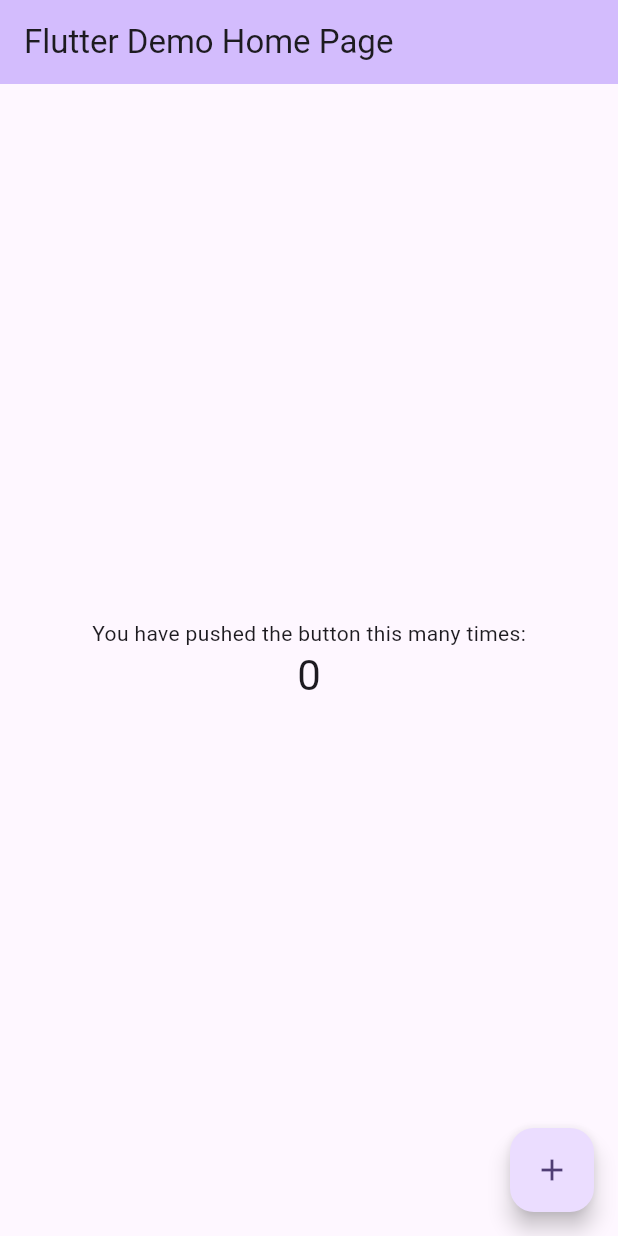
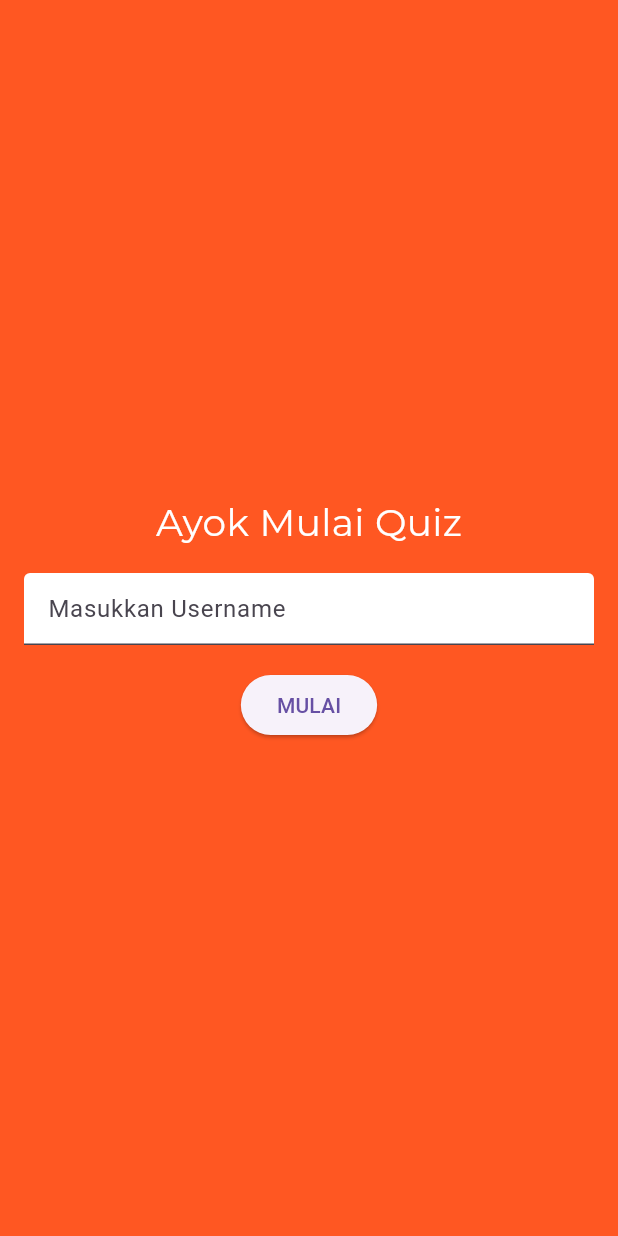
Before and after one commit to Zammil00/labil_quiz_app, a Flutter app: the screen it shows after launch, on a phone screen of 412 x 824 dp. Run offline on Flutter 3.47's test engine with Material 3 defaults, Android fonts, the light colour scheme and no system bars; our stand-ins replace google_fonts.

Commit message:
create home page

```diff
--- a/lib/main.dart
+++ b/lib/main.dart
@@ -1,125 +1,20 @@
 import 'package:flutter/material.dart';
+import 'package:google_fonts/google_fonts.dart';
+import 'package:http/http.dart';
+import 'package:labil_quiz_app/pages/home.dart';
 
 void main() {
-  runApp(const MyApp());
+  runApp(MyApp());
 }
 
 class MyApp extends StatelessWidget {
   const MyApp({super.key});
 
-  // This widget is the root of your application.
   @override
   Widget build(BuildContext context) {
     return MaterialApp(
-      title: 'Flutter Demo',
-      theme: ThemeData(
-        // This is the theme of your application.
-        //
-        // TRY THIS: Try running your application with "flutter run". You'll see
-        // the application has a purple toolbar. Then, without quitting the app,
-        // try changing the seedColor in the colorScheme below to Colors.green
-        // and then invoke "hot reload" (save your changes or press the "hot
-        // reload" button in a Flutter-supported IDE, or press "r" if you used
-        // the command line to start the app).
-        //
-        // Notice that the counter didn't reset back to zero; the application
-        // state is not lost during the reload. To reset the state, use hot
-        // restart instead.
-        //
-        // This works for code too, not just values: Most code changes can be
-        // tested with just a hot reload.
-        colorScheme: ColorScheme.fromSeed(seedColor: Colors.deepPurple),
-        useMaterial3: true,
-      ),
-      home: const MyHomePage(title: 'Flutter Demo Home Page'),
+      theme: ThemeData(primarySwatch: Colors.amber),
+      home: HomePage(),
     );
   }
 }
-
-class MyHomePage extends StatefulWidget {
-  const MyHomePage({super.key, required this.title});
-
-  // This widget is the home page of your application. It is stateful, meaning
-  // that it has a State object (defined below) that contains fields that affect
-  // how it looks.
-
-  // This class is the configuration for the state. It holds the values (in this
-  // case the title) provided by the parent (in this case the App widget) and
-  // used by the build method of the State. Fields in a Widget subclass are
-  // always marked "final".
-
-  final String title;
-
-  @override
-  State<MyHomePage> createState() => _MyHomePageState();
-}
-
-class _MyHomePageState extends State<MyHomePage> {
-  int _counter = 0;
-
-  void _incrementCounter() {
-    setState(() {
-      // This call to setState tells the Flutter framework that something has
-      // changed in this State, which causes it to rerun the build method below
-      // so that the display can reflect the updated values. If we changed
-      // _counter without calling setState(), then the build method would not be
-      // called again, and so nothing would appear to happen.
-      _counter++;
-    });
-  }
-
-  @override
-  Widget build(BuildContext context) {
-    // This method is rerun every time setState is called, for instance as done
-    // by the _incrementCounter method above.
-    //
-    // The Flutter framework has been optimized to make rerunning build methods
-    // fast, so that you can just rebuild anything that needs updating rather
-    // than having to individually change instances of widgets.
-    return Scaffold(
-      appBar: AppBar(
-        // TRY THIS: Try changing the color here to a specific color (to
-        // Colors.amber, perhaps?) and trigger a hot reload to see the AppBar
-        // change color while the other colors stay the same.
-        backgroundColor: Theme.of(context).colorScheme.inversePrimary,
-        // Here we take the value from the MyHomePage object that was created by
-        // the App.build method, and use it to set our appbar title.
-        title: Text(widget.title),
-      ),
-      body: Center(
-        // Center is a layout widget. It takes a single child and positions it
-        // in the middle of the parent.
-        child: Column(
-          // Column is also a layout widget. It takes a list of children and
-          // arranges them vertically. By default, it sizes itself to fit its
-          // children horizontally, and tries to be as tall as its parent.
-          //
-          // Column has various properties to control how it sizes itself and
-          // how it positions its children. Here we use mainAxisAlignment to
-          // center the children vertically; the main axis here is the vertical
-          // axis because Columns are vertical (the cross axis would be
-          // horizontal).
-          //
-          // TRY THIS: Invoke "debug painting" (choose the "Toggle Debug Paint"
-          // action in the IDE, or press "p" in the console), to see the
-          // wireframe for each widget.
-          mainAxisAlignment: MainAxisAlignment.center,
-          children: <Widget>[
-            const Text(
-              'You have pushed the button this many times:',
-            ),
-            Text(
-              '$_counter',
-              style: Theme.of(context).textTheme.headlineMedium,
-            ),
-          ],
-        ),
-      ),
-      floatingActionButton: FloatingActionButton(
-        onPressed: _incrementCounter,
-        tooltip: 'Increment',
-        child: const Icon(Icons.add),
-      ), // This trailing comma makes auto-formatting nicer for build methods.
-    );
-  }
-}
--- /dev/null
+++ b/lib/pages/home.dart
@@ -0,0 +1,48 @@
+import 'package:flutter/material.dart';
+import 'package:google_fonts/google_fonts.dart';
+
+class HomePage extends StatefulWidget {
+  const HomePage({super.key});
+
+  @override
+  State<HomePage> createState() => _HomePagState();
+}
+
+class _HomePagState extends State<HomePage> {
+  @override
+  Widget build(BuildContext context) {
+    return Scaffold(
+      backgroundColor: Colors.deepOrange,
+      body: SafeArea(
+        child: Center(
+          child: Column(
+            mainAxisAlignment: MainAxisAlignment.center,
+            children: [
+              Text(
+                "Ayok Mulai Quiz",
+                style: GoogleFonts.montserrat(
+                  fontSize: 25,
+                  color: Colors.white,
+                ),
+              ),
+              Padding(
+                padding: const EdgeInsets.all(16.0),
+                child: TextFormField(
+                  decoration: InputDecoration(
+                    hintText: "Masukkan Username",
+                    fillColor: Colors.white,
+                    filled: true,
+                  ),
+                ),
+              ),
+              ElevatedButton(
+                onPressed: () {},
+                child: Text("MULAI"),
+              )
+            ],
+          ),
+        ),
+      ),
+    );
+  }
+}
```
Also changed, not shown: pubspec.yaml (+4 -16 lines), pubspec.lock.
